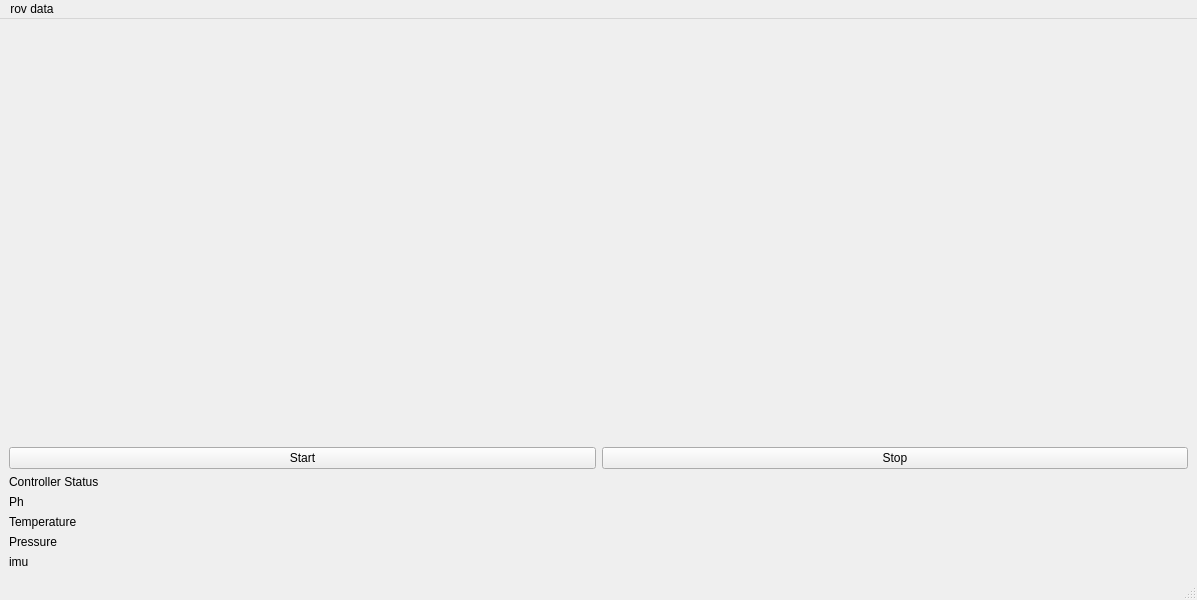
Old version of the form mainwindow.ui in the repository ProCoderMove/rov_esp32.
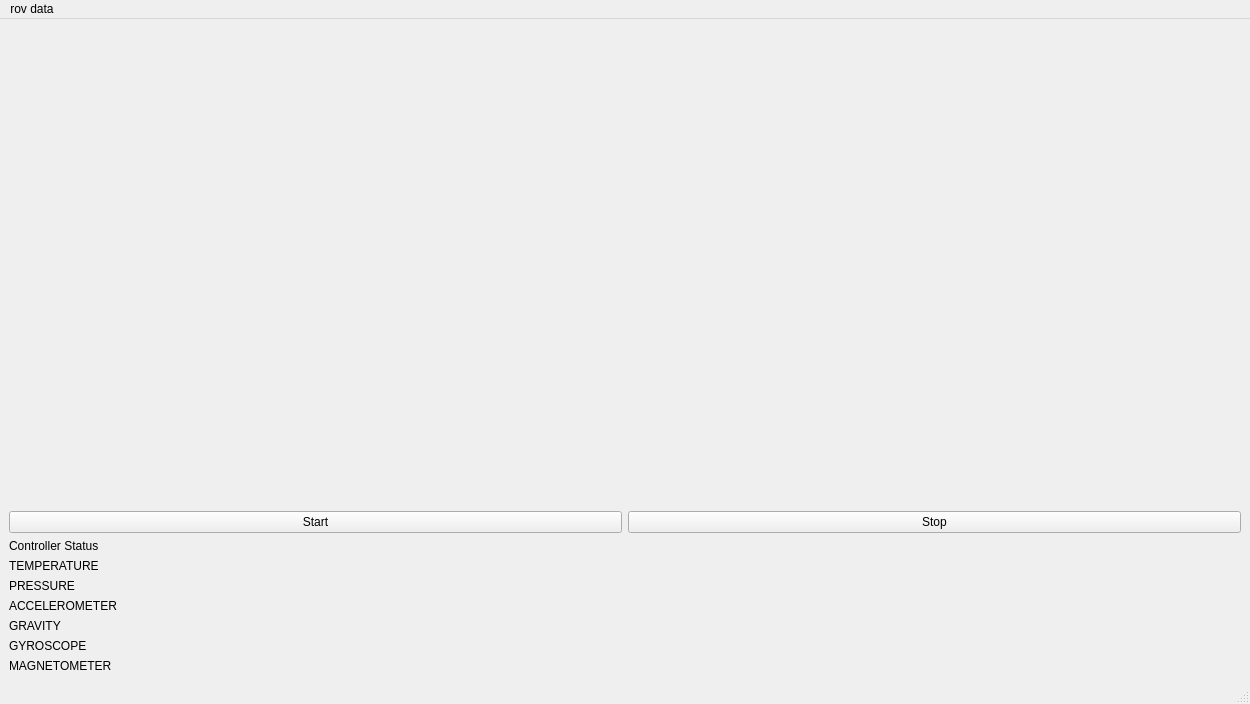
New version of the form.

```diff
--- a/mainwindow.ui
+++ b/mainwindow.ui
@@ -6,8 +6,8 @@
    <rect>
     <x>0</x>
     <y>0</y>
-    <width>1197</width>
-    <height>600</height>
+    <width>1250</width>
+    <height>704</height>
    </rect>
   </property>
   <property name="windowTitle">
@@ -83,39 +83,54 @@
     <item>
      <widget class="QLabel" name="label">
       <property name="text">
-       <string>Ph</string>
+       <string>TEMPERATURE</string>
       </property>
      </widget>
     </item>
     <item>
      <widget class="QLabel" name="Temperature">
       <property name="text">
-       <string>Temperature</string>
+       <string>PRESSURE</string>
       </property>
      </widget>
     </item>
     <item>
      <widget class="QLabel" name="Pressure">
       <property name="text">
-       <string>Pressure</string>
+       <string>ACCELEROMETER</string>
       </property>
      </widget>
     </item>
     <item>
      <widget class="QLabel" name="label_5">
       <property name="text">
-       <string>imu </string>
+       <string>GRAVITY</string>
+      </property>
+     </widget>
+    </item>
+    <item>
+     <widget class="QLabel" name="label_gyro_status">
+      <property name="text">
+       <string>GYROSCOPE</string>
+      </property>
+     </widget>
+    </item>
+    <item>
+     <widget class="QLabel" name="label_mag_status">
+      <property name="text">
+       <string>MAGNETOMETER</string>
       </property>
      </widget>
     </item>
    </layout>
   </widget>
+  <widget class="QStatusBar" name="statusbar"/>
   <widget class="QMenuBar" name="menubar">
    <property name="geometry">
     <rect>
      <x>0</x>
      <y>0</y>
-     <width>1197</width>
+     <width>1250</width>
      <height>25</height>
     </rect>
    </property>
@@ -126,7 +141,6 @@
    </widget>
    <addaction name="menurov_data"/>
   </widget>
-  <widget class="QStatusBar" name="statusbar"/>
  </widget>
  <resources/>
  <connections/>
```
Left out of the diff: 16 changed lines with no effect on the pictures.
